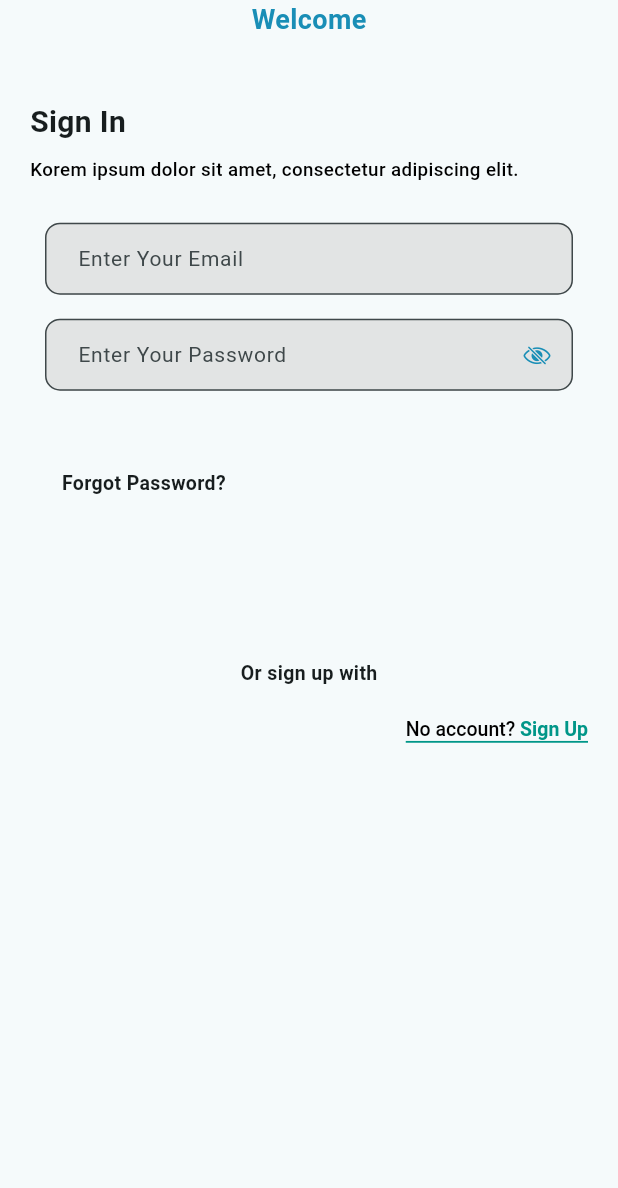
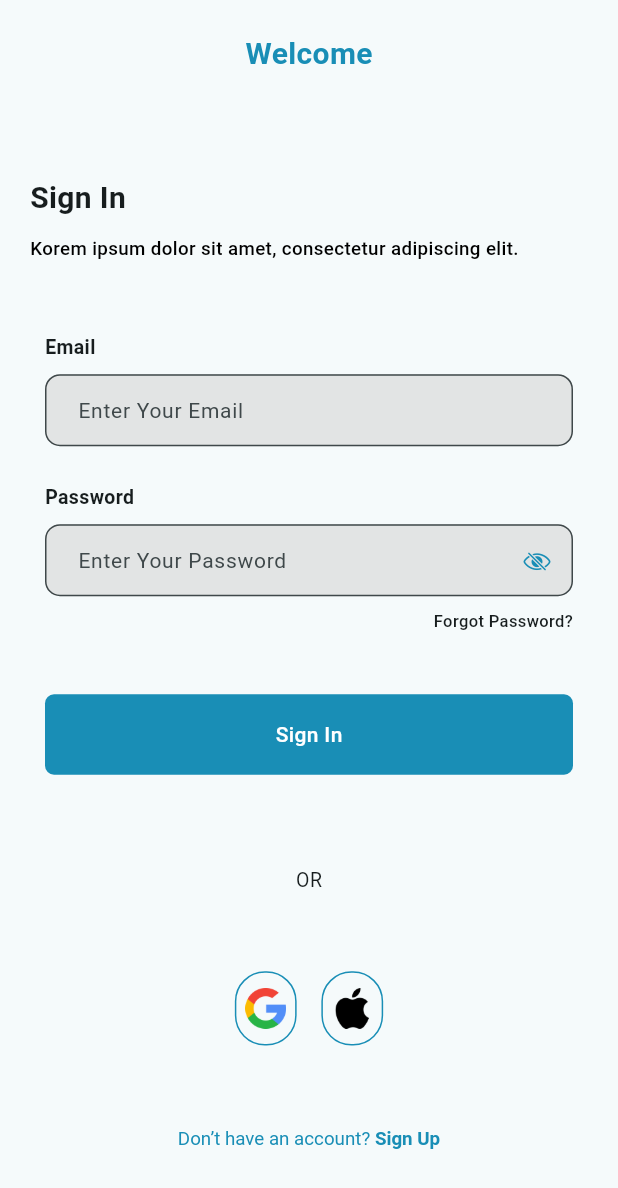
Before and after one commit to ericatsu/mobile_doctor_booking, a Flutter app: the screen it shows after launch, on a phone screen of 412 x 824 dp. Shown: the top 1188 px of the screen. Run offline on Flutter 3.47's test engine with Material 2 defaults, Android fonts, the light colour scheme and no system bars; our stand-ins replace get.

Commit message:
✅ Sign In

```diff
--- a/lib/screens/auth/sign_in_page.dart
+++ b/lib/screens/auth/sign_in_page.dart
@@ -1,6 +1,8 @@
 import 'package:flutter/cupertino.dart';
 import 'package:flutter/material.dart';
 import 'package:mobile_doctor_booking/screens/auth/widgets/greetings.dart';
+import 'package:mobile_doctor_booking/screens/auth/widgets/round_auth_button.dart';
+import 'package:mobile_doctor_booking/screens/auth/widgets/submit_button.dart';
 
 import '../../shared/exports.dart';
 
@@ -39,19 +41,21 @@ class _SignInPageState extends State<SignInPage> {
           padding: const EdgeInsets.symmetric(horizontal: 20),
           child: Column(
             crossAxisAlignment: CrossAxisAlignment.center,
+            mainAxisAlignment: MainAxisAlignment.spaceEvenly,
             children: [
               const Text(
                 "Welcome",
                 style: TextStyle(
                     color: Palette.kPrimaryColor,
-                    fontSize: 18,
+                    fontSize: 20,
                     fontWeight: FontWeight.w700),
               ),
               SizedBox(
-                height: mediaQuery.height * 0.05,
+                height: mediaQuery.height * 0.03,
               ),
               const Greetings(
-                greeting: 'Korem ipsum dolor sit amet, consectetur adipiscing elit.',
+                greeting:
+                    'Korem ipsum dolor sit amet, consectetur adipiscing elit.',
                 type: 'Sign In',
               ),
               Form(
@@ -59,9 +63,19 @@ class _SignInPageState extends State<SignInPage> {
                 child: Padding(
                   padding: const EdgeInsets.all(10.0),
                   child: Column(
-                    crossAxisAlignment: CrossAxisAlignment.center,
+                    crossAxisAlignment: CrossAxisAlignment.start,
                     children: [
                       const SizedBox(height: 16.0),
+                      const Text(
+                        'Email',
+                        style: TextStyle(
+                          fontSize: 13,
+                          fontWeight: FontWeight.bold,
+                        ),
+                      ),
+                      SizedBox(
+                        height: mediaQuery.height * 0.01,
+                      ),
                       AuthTextFormField(
                         controller: _emailController,
                         validator: (value) => Validator.validateEmail(
@@ -69,7 +83,19 @@ class _SignInPageState extends State<SignInPage> {
                         ),
                         hint: 'Enter Your Email',
                       ),
-                      const SizedBox(height: 16.0),
+                      SizedBox(
+                        height: mediaQuery.height * 0.03,
+                      ),
+                      const Text(
+                        'Password',
+                        style: TextStyle(
+                          fontSize: 13,
+                          fontWeight: FontWeight.bold,
+                        ),
+                      ),
+                      SizedBox(
+                        height: mediaQuery.height * 0.01,
+                      ),
                       AuthTextFormField(
                         obscureText: true,
                         controller: _passwordController,
@@ -80,87 +106,79 @@ class _SignInPageState extends State<SignInPage> {
                         sIcon: CupertinoIcons.eye_slash,
                       ),
                       SizedBox(
-                        height: mediaQuery.height * 0.045,
+                        height: mediaQuery.height * 0.01,
                       ),
-                      SizedBox(
-                        height: mediaQuery.height * 0.06,
-                        width: mediaQuery.width * 0.8,
-                        child: Row(
-                          mainAxisAlignment: MainAxisAlignment.spaceBetween,
-                          children: [
-                            InkWell(
+                      Align(
+                        alignment: Alignment.centerRight,
+                        child: InkWell(
                           onTap: () {},
                           child: const Text(
                             'Forgot Password?',
                             style: TextStyle(
-                                  fontSize: 13,
-                                  fontWeight: FontWeight.bold,
+                              fontSize: 11,
+                              fontWeight: FontWeight.w500,
                             ),
                           ),
                         ),
-                            // BoxButton(
-                            //   image: Images.rightarrow,
-                            //   onTap: (){
-                            //     // signIn();
-                            //   },
-                            // ),
-                          ],
                       ),
-                      )
+                      SizedBox(
+                        height: mediaQuery.height * 0.05,
+                      ),
+                      SubmitButton(onPressed: () {}, text: 'Sign In'),
                     ],
                   ),
                 ),
               ),
               SizedBox(
-                height: mediaQuery.height * 0.1,
+                height: mediaQuery.height * 0.01,
               ),
-              const Align(
-                alignment: Alignment.center,
-                child: Text(
-                  'Or sign up with',
+              const Text(
+                'OR',
                 style: TextStyle(
                   fontSize: 13,
-                    fontWeight: FontWeight.bold,
+                  fontWeight: FontWeight.w400,
+                ),
+              ),
+              SizedBox(
+                height: mediaQuery.height * 0.01,
+              ),
+              Align(
+                alignment: Alignment.center,
+                child: SizedBox(
+                  height: mediaQuery.height * 0.06,
+                  width: mediaQuery.width * 0.8,
+                  child: Row(
+                    mainAxisAlignment: MainAxisAlignment.center,
+                    children: [
+                      RoundAuthButton(
+                        image: Images.google,
+                        onTap: () {},
+                      ),
+                      SizedBox(
+                        width: mediaQuery.width * 0.04,
+                      ),
+                      RoundAuthButton(
+                        image: Images.apple,
+                        onTap: () {},
+                      ),
+                    ],
                   ),
                 ),
               ),
               SizedBox(
-                height: mediaQuery.height * 0.025,
+                height: mediaQuery.height * 0.014,
               ),
               InUpWidget(
                 link: 'Sign Up',
-                normal: 'No account',
+                normal: 'Don’t have an account',
                 onTap: () {
                   Get.to(
                     const SignUpPage(),
                   );
                 },
               ),
-              Align(
-                alignment: Alignment.center,
-                child: SizedBox(
-                    height: mediaQuery.height * 0.06,
-                    width: mediaQuery.width * 0.8,
-                    child: const Row(
-                        mainAxisAlignment: MainAxisAlignment.spaceEvenly,
-                        children: [
-                          // BoxButton(
-                          //   image: Images.google,
-                          //   onTap: () {},
-                          // ),
-                          // BoxButton(
-                          //   image: Images.twitter,
-                          //   onTap: () {},
-                          // ),
-                          // BoxButton(
-                          //   image: Images.apple,
-                          //   onTap: () {},
-                          // ),
-                          // BoxButton(
-                          //   image: Images.github,
-                          //   onTap: () {},
-                          // ),
-                        ])),
+              SizedBox(
+                height: mediaQuery.height * 0.018,
               ),
             ],
           ),
--- a/lib/screens/auth/widgets/greetings.dart
+++ b/lib/screens/auth/widgets/greetings.dart
@@ -17,13 +17,13 @@ class Greetings extends StatelessWidget {
         children: [
           Text(
             type,
-            style: TextStyle(
+            style: const TextStyle(
               fontSize: 20,
               fontWeight: FontWeight.bold,
             ),
           ),
           SizedBox(
-            height: mediaQuery.height * 0.01,
+            height: mediaQuery.height * 0.012,
           ),
           SizedBox(
             width: mediaQuery.width * 0.8,
--- a/lib/screens/auth/widgets/in_up_widget.dart
+++ b/lib/screens/auth/widgets/in_up_widget.dart
@@ -1,5 +1,6 @@
 import 'package:flutter/gestures.dart';
 import 'package:flutter/material.dart';
+import 'package:mobile_doctor_booking/shared/constants.dart';
 
 class InUpWidget extends StatelessWidget {
   final String normal;
@@ -13,30 +14,22 @@ class InUpWidget extends StatelessWidget {
 
   @override
   Widget build(BuildContext context) {
-    return Align(
-      alignment: Alignment.centerRight,
-      child: Container(
-        decoration:  const BoxDecoration(
-          border: Border(bottom: BorderSide(color: Colors.teal, width: 1.2)),
-        ),
-        child: RichText(
+    return RichText(
       text: TextSpan(
         text: '$normal? ',
         style: const TextStyle(
-                fontSize: 13,
-                fontWeight: FontWeight.w500,
-                color: Colors.black),
+            fontSize: 12.5,
+            fontWeight: FontWeight.w400,
+            color: Palette.kPrimaryColor),
         children: [
           TextSpan(
               text: link,
               style: const TextStyle(
-                      fontSize: 13,
+                  fontSize: 12.5,
                   fontWeight: FontWeight.bold,
-                      color: Colors.teal),
+                  color: Palette.kPrimaryColor),
               recognizer: TapGestureRecognizer()..onTap = onTap),
         ],
-          ),
-        ),
       ),
     );
   }
--- /dev/null
+++ b/lib/screens/auth/widgets/round_auth_button.dart
@@ -0,0 +1,35 @@
+import 'package:flutter/material.dart';
+import 'package:mobile_doctor_booking/shared/exports.dart';
+
+class RoundAuthButton extends StatelessWidget {
+  final VoidCallback onTap;
+  final String image;
+  const RoundAuthButton({super.key, required this.onTap, required this.image});
+
+  @override
+  Widget build(BuildContext context) {
+    final mediaQuery = SizeQuery(context);
+    return Container(
+      height: mediaQuery.height * 0.08,
+      width: mediaQuery.width * 0.1,
+      decoration: BoxDecoration(
+        borderRadius: BorderRadius.circular(20),
+        color: Colors.transparent,
+        border: Border.all(color: Palette.kPrimaryColor),
+      ),
+      child: Material(
+        color: Colors.transparent,
+        child: InkWell(
+          onTap: onTap,
+          child:  Align(
+            alignment: Alignment.center,
+            child: Padding(
+              padding: const EdgeInsets.all(6),
+              child: Image.asset(image),
+            ),
+          ),
+        ),
+      ),
+    );
+  }
+}
--- /dev/null
+++ b/lib/screens/auth/widgets/submit_button.dart
@@ -0,0 +1,46 @@
+import 'package:flutter/material.dart';
+import 'package:mobile_doctor_booking/shared/constants.dart';
+
+class SubmitButton extends StatelessWidget {
+  final String text;
+  final VoidCallback onPressed;
+
+  const SubmitButton({
+    super.key,
+    required this.onPressed,
+    required this.text,
+  });
+
+  @override
+  Widget build(BuildContext context) {
+    final mediaQuery = SizeQuery(context);
+    return Container(
+      height: mediaQuery.height * 0.065,
+      width: mediaQuery.width * 0.9,
+      decoration: BoxDecoration(
+        borderRadius: BorderRadius.circular(6),
+        color: Palette.kPrimaryColor,
+        border: Border.all(color: Colors.transparent),
+      ),
+      child: Material(
+        color: Colors.transparent,
+        child: InkWell(
+          onTap: onPressed,
+          child: Align(
+            alignment: Alignment.center,
+            child: Padding(
+              padding: const EdgeInsets.all(8),
+              child: Text(
+                text,
+                style: const TextStyle(
+                    color: Colors.white,
+                    fontWeight: FontWeight.w500,
+                    fontSize: 14),
+              ),
+            ),
+          ),
+        ),
+      ),
+    );
+  }
+}
--- a/lib/shared/constants.dart
+++ b/lib/shared/constants.dart
@@ -26,4 +26,6 @@ Shader authColors = const LinearGradient(
 class Images {
   static const String imagesPath = 'assets/images/';
   static const String splash = '${imagesPath}logo.png';
+  static const String google = '${imagesPath}search.png';
+  static const String apple = '${imagesPath}apple-logo.png';
 }
```
Also changed, not shown: assets/images/apple-logo.png (added), assets/images/search.png (added). Lines whose indentation alone changed are shown as unchanged.
